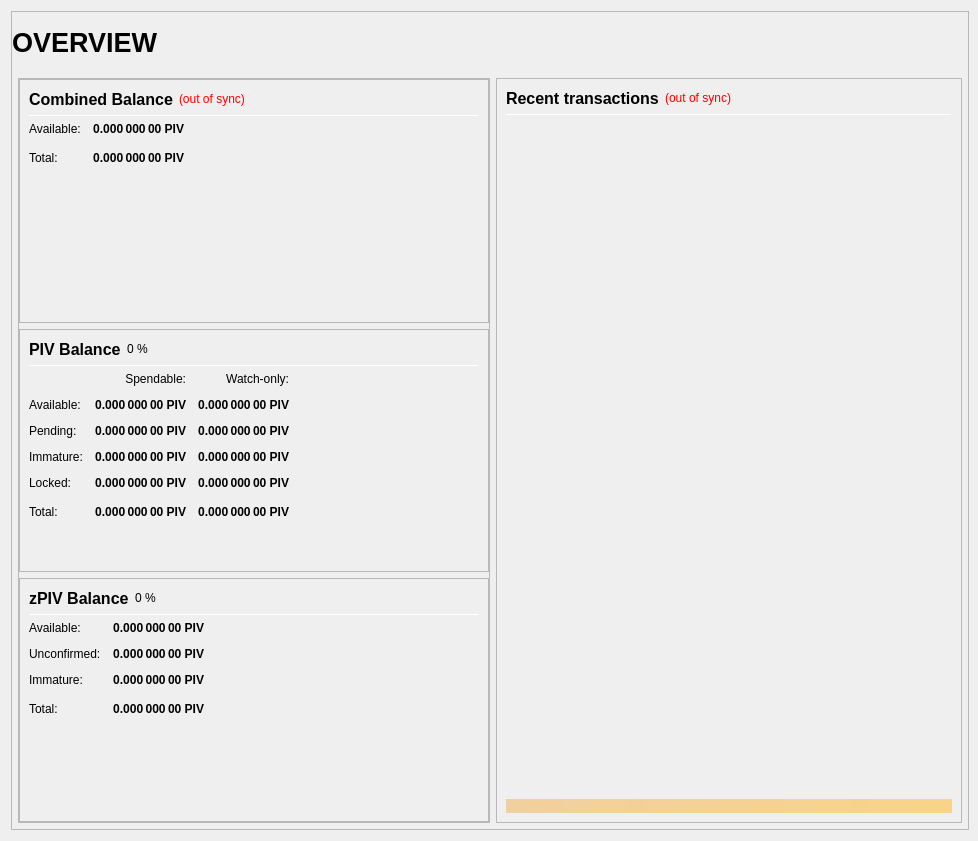
VitaeTeam/Vitae, file src/qt/forms/overviewpage.ui: the form before one commit.
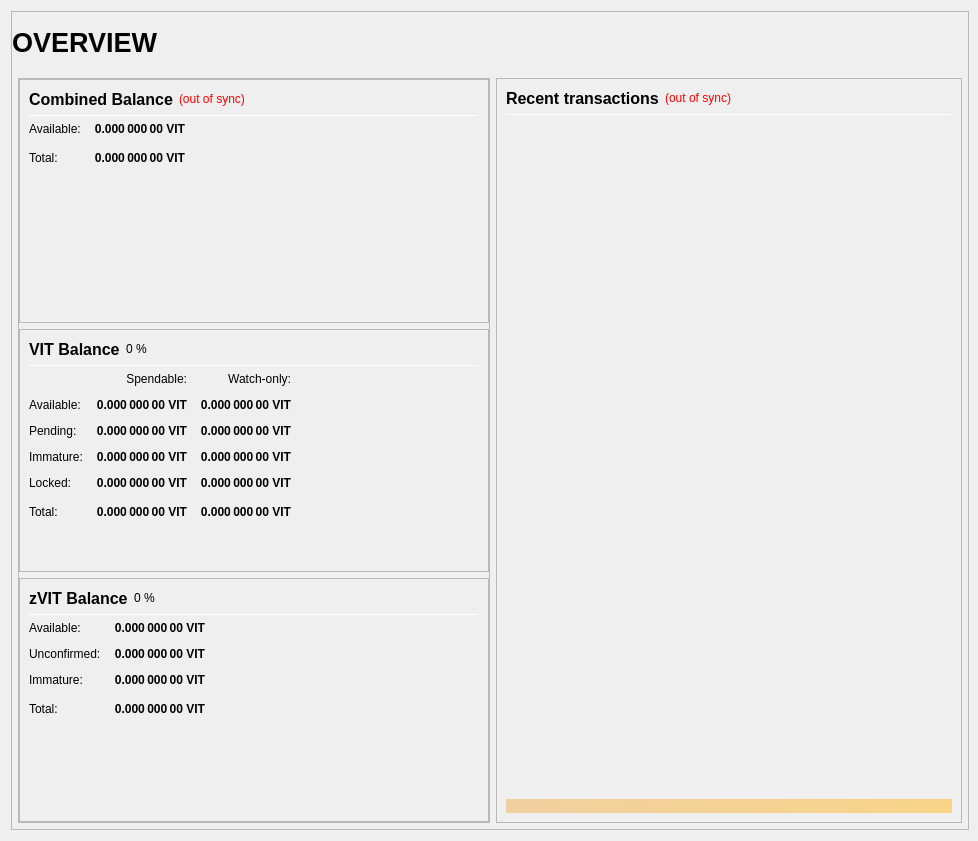
The form after the commit.

```diff
--- a/src/qt/forms/overviewpage.ui
+++ b/src/qt/forms/overviewpage.ui
@@ -333,7 +333,7 @@
                           <string>Your current spendable balance</string>
                          </property>
                          <property name="text">
-                          <string notr="true">0.000 000 00 PIV</string>
+                          <string notr="true">0.000 000 00 VIT</string>
                          </property>
                          <property name="alignment">
                           <set>Qt::AlignRight|Qt::AlignTrailing|Qt::AlignVCenter</set>
@@ -365,7 +365,7 @@
                           <string>Total Balance, including all unavailable coins.</string>
                          </property>
                          <property name="text">
-                          <string notr="true">0.000 000 00 PIV</string>
+                          <string notr="true">0.000 000 00 VIT</string>
                          </property>
                          <property name="alignment">
                           <set>Qt::AlignRight|Qt::AlignTrailing|Qt::AlignVCenter</set>
@@ -433,7 +433,7 @@
                           </font>
                          </property>
                          <property name="text">
-                          <string>PIV Balance</string>
+                          <string>VIT Balance</string>
                          </property>
                         </widget>
                        </item>
@@ -525,7 +525,7 @@
                           <string>Your current spendable balance</string>
                          </property>
                          <property name="text">
-                          <string notr="true">0.000 000 00 PIV</string>
+                          <string notr="true">0.000 000 00 VIT</string>
                          </property>
                          <property name="alignment">
                           <set>Qt::AlignRight|Qt::AlignTrailing|Qt::AlignVCenter</set>
@@ -550,7 +550,7 @@
                           <string>Your current balance in watch-only addresses</string>
                          </property>
                          <property name="text">
-                          <string notr="true">0.000 000 00 PIV</string>
+                          <string notr="true">0.000 000 00 VIT</string>
                          </property>
                          <property name="alignment">
                           <set>Qt::AlignRight|Qt::AlignTrailing|Qt::AlignVCenter</set>
@@ -582,7 +582,7 @@
                           <string>Total of transactions that have yet to be confirmed, and do not yet count toward the spendable balance</string>
                          </property>
                          <property name="text">
-                          <string notr="true">0.000 000 00 PIV</string>
+                          <string notr="true">0.000 000 00 VIT</string>
                          </property>
                          <property name="alignment">
                           <set>Qt::AlignRight|Qt::AlignTrailing|Qt::AlignVCenter</set>
@@ -607,7 +607,7 @@
                           <string>Unconfirmed transactions to watch-only addresses</string>
                          </property>
                          <property name="text">
-                          <string notr="true">0.000 000 00 PIV</string>
+                          <string notr="true">0.000 000 00 VIT</string>
                          </property>
                          <property name="alignment">
                           <set>Qt::AlignRight|Qt::AlignTrailing|Qt::AlignVCenter</set>
@@ -639,7 +639,7 @@
                           <string>Staked or masternode rewards that has not yet matured</string>
                          </property>
                          <property name="text">
-                          <string notr="true">0.000 000 00 PIV</string>
+                          <string notr="true">0.000 000 00 VIT</string>
                          </property>
                          <property name="alignment">
                           <set>Qt::AlignRight|Qt::AlignTrailing|Qt::AlignVCenter</set>
@@ -664,7 +664,7 @@
                           <string>Staked or masternode rewards in watch-only addresses that has not yet matured</string>
                          </property>
                          <property name="text">
-                          <string notr="true">0.000 000 00 PIV</string>
+                          <string notr="true">0.000 000 00 VIT</string>
                          </property>
                          <property name="alignment">
                           <set>Qt::AlignRight|Qt::AlignTrailing|Qt::AlignVCenter</set>
@@ -699,7 +699,7 @@
                           <string>Locked PIV or Masternode collaterals. These are excluded from zPIV minting.</string>
                          </property>
                          <property name="text">
-                          <string notr="true">0.000 000 00 PIV</string>
+                          <string notr="true">0.000 000 00 VIT</string>
                          </property>
                          <property name="alignment">
                           <set>Qt::AlignRight|Qt::AlignTrailing|Qt::AlignVCenter</set>
@@ -724,7 +724,7 @@
                           <string>Current locked balance in watch-only addresses</string>
                          </property>
                          <property name="text">
-                          <string notr="true">0.000 000 00 PIV</string>
+                          <string notr="true">0.000 000 00 VIT</string>
                          </property>
                          <property name="alignment">
                           <set>Qt::AlignRight|Qt::AlignTrailing|Qt::AlignVCenter</set>
@@ -759,7 +759,7 @@
                           <string>Your current VITAE balance, unconfirmed and immature transactions included</string>
                          </property>
                          <property name="text">
-                          <string notr="true">0.000 000 00 PIV</string>
+                          <string notr="true">0.000 000 00 VIT</string>
                          </property>
                          <property name="alignment">
                           <set>Qt::AlignRight|Qt::AlignTrailing|Qt::AlignVCenter</set>
@@ -784,7 +784,7 @@
                           <string>Current total balance in watch-only addresses</string>
                          </property>
                          <property name="text">
-                          <string notr="true">0.000 000 00 PIV</string>
+                          <string notr="true">0.000 000 00 VIT</string>
                          </property>
                          <property name="alignment">
                           <set>Qt::AlignRight|Qt::AlignTrailing|Qt::AlignVCenter</set>
@@ -852,7 +852,7 @@
                           </font>
                          </property>
                          <property name="text">
-                          <string>zPIV Balance</string>
+                          <string>zVIT Balance</string>
                          </property>
                         </widget>
                        </item>
@@ -926,7 +926,7 @@
 These zPIV are spendable.</string>
                          </property>
                          <property name="text">
-                          <string notr="true">0.000 000 00 PIV</string>
+                          <string notr="true">0.000 000 00 VIT</string>
                          </property>
                          <property name="alignment">
                           <set>Qt::AlignRight|Qt::AlignTrailing|Qt::AlignVCenter</set>
@@ -957,7 +957,7 @@
 Immature: confirmed, but less than 3 mints of the same denomination after it was minted</string>
                          </property>
                          <property name="text">
-                          <string notr="true">0.000 000 00 PIV</string>
+                          <string notr="true">0.000 000 00 VIT</string>
                          </property>
                          <property name="alignment">
                           <set>Qt::AlignRight|Qt::AlignTrailing|Qt::AlignVCenter</set>
@@ -988,7 +988,7 @@
 Immature: confirmed, but less than 3 mints of the same denomination after it was minted</string>
                          </property>
                          <property name="text">
-                          <string notr="true">0.000 000 00 PIV</string>
+                          <string notr="true">0.000 000 00 VIT</string>
                          </property>
                          <property name="alignment">
                           <set>Qt::AlignRight|Qt::AlignTrailing|Qt::AlignVCenter</set>
@@ -1020,7 +1020,7 @@
                           <string>Your current zPIV balance, unconfirmed and immature zPIV included.</string>
                          </property>
                          <property name="text">
-                          <string notr="true">0.000 000 00 PIV</string>
+                          <string notr="true">0.000 000 00 VIT</string>
                          </property>
                          <property name="alignment">
                           <set>Qt::AlignRight|Qt::AlignTrailing|Qt::AlignVCenter</set>
```
Left out of the diff: 20 changed lines with no effect on the pictures.
